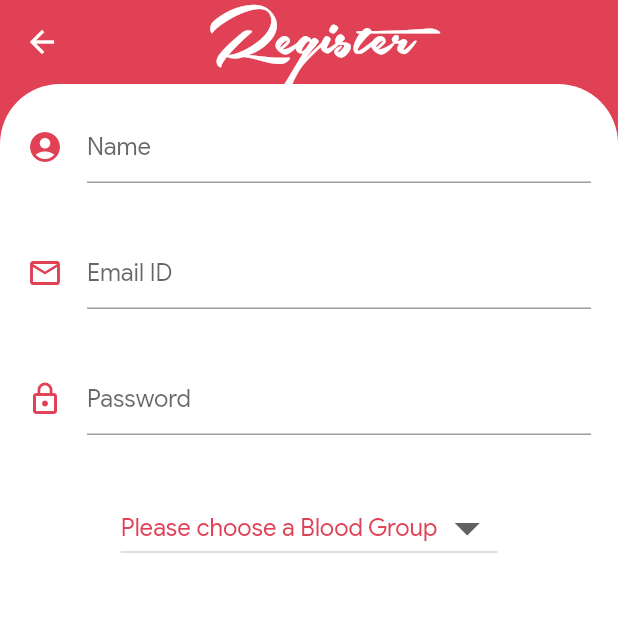
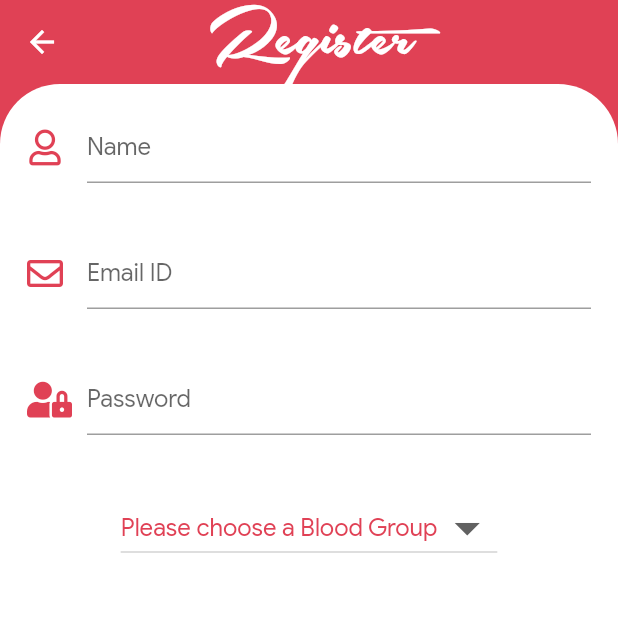
Before and after one commit to piyushsinha24/LifeShare, a Flutter app: the screen it shows after launch, after a tap on "Click here", on a phone screen of 412 x 824 dp, the top half of it. Run offline on Flutter 3.47's test engine with Material 2 defaults, Android fonts, the phone set to English and light mode, and no system bars; our stand-ins replace cloud_firestore, firebase_auth, flutter_spinkit, font_awesome_flutter, geolocator, google_maps_flutter; accounts and stored records are empty.

Commit message:
UI udates in Auth page

```diff
--- a/lib/pages/auth.dart
+++ b/lib/pages/auth.dart
@@ -5,7 +5,6 @@ import 'package:lifeshare/utils/customDialogs.dart';
 import 'package:font_awesome_flutter/font_awesome_flutter.dart';
 //
 import 'register.dart';
-import 'package:lifeshare/utils/customDialogs.dart';
 import './home.dart';
 
 class AuthPage extends StatefulWidget {
@@ -70,26 +69,27 @@ signInWithEmailAndPassword(email: _email, password: _password))
       systemNavigationBarIconBrightness: Brightness.dark,
     ));
     return Scaffold(
-      backgroundColor: Color.fromARGB(1000, 221, 46, 68),
-      appBar: AppBar(
-        elevation: 0.0,
-        centerTitle: true,
-        backgroundColor: Colors.transparent,
-        title: Text(
-          "LifeShare",
+      backgroundColor:  Color.fromARGB(1000, 221, 46, 68),
+      body: SingleChildScrollView(
+              child: Column(
+          children: <Widget>[
+            Container(
+              child: Center(
+                child: Text("LifeShare",
                 style: TextStyle(
-            fontSize: 60.0,
                   fontFamily: "SouthernAire",
+                  fontSize: 100.0,
                   color: Colors.white,
+                ),),
               ),
+              height: MediaQuery.of(context).size.height/2.5,
             ),
-      ),
-      body: ClipRRect(
+            ClipRRect(
               borderRadius: new BorderRadius.only(
                   topLeft: const Radius.circular(40.0),
                   topRight: const Radius.circular(40.0)),
               child: Container(
-          height: 800.0,
+                height: MediaQuery.of(context).size.height-MediaQuery.of(context).size.height/2.5,
                 width: double.infinity,
                 color: Colors.white,
                 child: SingleChildScrollView(
@@ -97,11 +97,8 @@ signInWithEmailAndPassword(email: _email, password: _password))
                     mainAxisAlignment: MainAxisAlignment.start,
                     children: <Widget>[
                       Padding(
-                  padding: const EdgeInsets.only(top: 40.0),
-                  child: Container(
-                      height: 180.0, child: Image.asset("assets/logo.png")),
-                ),
-                new Form(
+                        padding: const EdgeInsets.all(12.0),
+                        child: new Form(
                           key: formkey,
                           child: Column(
                             children: <Widget>[
@@ -111,7 +108,7 @@ signInWithEmailAndPassword(email: _email, password: _password))
                                   decoration: InputDecoration(
                                     hintText: 'Email ID',
                                     icon: Icon(
-                              Icons.mail_outline,
+                                      FontAwesomeIcons.envelope,
                                       color: Color.fromARGB(1000, 221, 46, 68),
                                     ),
                                   ),
@@ -127,7 +124,7 @@ signInWithEmailAndPassword(email: _email, password: _password))
                                   decoration: InputDecoration(
                                     hintText: 'Password',
                                     icon: Icon(
-                              Icons.lock_outline,
+                                      FontAwesomeIcons.userLock,
                                       color: Color.fromARGB(1000, 221, 46, 68),
                                     ),
                                   ),
@@ -176,11 +173,15 @@ signInWithEmailAndPassword(email: _email, password: _password))
                             ],
                           ),
                         ),
+                      ),
                     ],
                   ),
                 ),
               ),
             ),
+          ],
+        ),
+      ),
     );
   }
 }
--- a/lib/pages/home.dart
+++ b/lib/pages/home.dart
@@ -120,9 +120,9 @@ class _HomePageState extends State<HomePage> {
               },
             ),
             ListTile(
-              title: Text("Profile"),
+              title: Text("Blood Requests"),
               leading: Icon(
-                FontAwesomeIcons.idBadge,
+                FontAwesomeIcons.burn,
                 color: Color.fromARGB(1000, 221, 46, 68),
               ),
               onTap: () {
--- a/lib/pages/register.dart
+++ b/lib/pages/register.dart
@@ -6,6 +6,7 @@ import 'package:font_awesome_flutter/font_awesome_flutter.dart';
 //
 import 'package:lifeshare/utils/customDialogs.dart';
 import './home.dart';
+
 class RegisterPage extends StatefulWidget {
   final FirebaseAuth appAuth;
   RegisterPage(this.appAuth);
@@ -18,12 +19,10 @@ class _RegisterPageState extends State<RegisterPage> {
   String _email;
   String _password;
   String _name;
-   List<String> _bloodGroup = [
-    'A+','A-','B+','B-','O+','O-','AB+','AB-'
-  ];
+  List<String> _bloodGroup = ['A+', 'A-', 'B+', 'B-', 'O+', 'O-', 'AB+', 'AB-'];
   String _selected = '';
-  bool _categorySelected=false;
-   bool isLoggedIn() {
+  bool _categorySelected = false;
+  bool isLoggedIn() {
     if (FirebaseAuth.instance.currentUser() != null) {
       return true;
     } else {
@@ -59,21 +58,22 @@ class _RegisterPageState extends State<RegisterPage> {
       try {
         CustomDialogs.progressDialog(
             context: context, message: 'Registration under process');
-       FirebaseUser user = (await widget.appAuth.
-createUserWithEmailAndPassword(email: _email, password: _password))
-.user;
+        FirebaseUser user = (await widget.appAuth
+                .createUserWithEmailAndPassword(
+                    email: _email, password: _password))
+            .user;
         Navigator.pop(context);
         print('Registered User: ${user.uid}');
         final Map<String, dynamic> UserDetails = {
           'uid': user.uid,
           'name': _name,
-          'email':_email,
-          'bloodgroup':_selected,
+          'email': _email,
+          'bloodgroup': _selected,
         };
         addData(UserDetails).then((result) {
           print("User Added");
-            Navigator.pushReplacement(context,
-                      MaterialPageRoute(builder: (context) => HomePage()));
+          Navigator.pushReplacement(
+              context, MaterialPageRoute(builder: (context) => HomePage()));
         }).catchError((e) {
           print(e);
         });
@@ -92,14 +92,14 @@ createUserWithEmailAndPassword(email: _email, password: _password))
                       onPressed: () {
                         Navigator.of(context).pop();
                         Navigator.of(context).pop();
-                      }
-                  )
+                      })
                 ],
               );
             });
       }
     }
   }
+
   @override
   Widget build(BuildContext context) {
     SystemChrome.setSystemUIOverlayStyle(SystemUiOverlayStyle(
@@ -144,7 +144,7 @@ createUserWithEmailAndPassword(email: _email, password: _password))
                           decoration: InputDecoration(
                             hintText: 'Name',
                             icon: Icon(
-                              Icons.account_circle,
+                              FontAwesomeIcons.user,
                               color: Color.fromARGB(1000, 221, 46, 68),
                             ),
                           ),
@@ -160,7 +160,7 @@ createUserWithEmailAndPassword(email: _email, password: _password))
                           decoration: InputDecoration(
                             hintText: 'Email ID',
                             icon: Icon(
-                              Icons.mail_outline,
+                              FontAwesomeIcons.envelope,
                               color: Color.fromARGB(1000, 221, 46, 68),
                             ),
                           ),
@@ -176,7 +176,7 @@ createUserWithEmailAndPassword(email: _email, password: _password))
                           decoration: InputDecoration(
                             hintText: 'Password',
                             icon: Icon(
-                              Icons.lock_outline,
+                              FontAwesomeIcons.userLock,
                               color: Color.fromARGB(1000, 221, 46, 68),
                             ),
                           ),
@@ -187,13 +187,18 @@ createUserWithEmailAndPassword(email: _email, password: _password))
                           onSaved: (value) => _password = value,
                         ),
                       ),
-                       Container(
+                      Container(
                         child: Column(
                           children: <Widget>[
                             Container(
                               padding: EdgeInsets.only(top: 20.0),
                               child: DropdownButton(
-                                hint: Text('Please choose a Blood Group',style: TextStyle(color: Color.fromARGB(1000, 221, 46, 68),),),
+                                hint: Text(
+                                  'Please choose a Blood Group',
+                                  style: TextStyle(
+                                    color: Color.fromARGB(1000, 221, 46, 68),
+                                  ),
+                                ),
                                 iconSize: 40.0,
                                 items: _bloodGroup.map((val) {
                                   return new DropdownMenuItem<String>(
@@ -204,7 +209,7 @@ createUserWithEmailAndPassword(email: _email, password: _password))
                                 onChanged: (newValue) {
                                   setState(() {
                                     _selected = newValue;
-                                    this._categorySelected=true;
+                                    this._categorySelected = true;
                                   });
                                 },
                               ),
@@ -215,16 +220,19 @@ createUserWithEmailAndPassword(email: _email, password: _password))
                             Text(
                               _selected,
                               style: TextStyle(
-                                  fontWeight: FontWeight.bold,
-                                  fontSize: 20.0,
-                                  color: Color.fromARGB(1000, 221, 46, 68),),
+                                fontWeight: FontWeight.bold,
+                                fontSize: 20.0,
+                                color: Color.fromARGB(1000, 221, 46, 68),
+                              ),
                             ),
-                          ],),),
+                          ],
+                        ),
+                      ),
                       SizedBox(
                         height: 30.0,
                       ),
                       RaisedButton(
-                        onPressed:()=>validate_submit(context),
+                        onPressed: () => validate_submit(context),
                         textColor: Colors.white,
                         padding: EdgeInsets.only(left: 5.0, right: 5.0),
                         color: Color.fromARGB(1000, 221, 46, 68),
--- a/lib/pages/splash.dart
+++ b/lib/pages/splash.dart
@@ -19,7 +19,7 @@ class _SplashScreenState extends State<SplashScreen>
   void initState() {
     _logoController = AnimationController(
       vsync: this,
-      duration: Duration(seconds: 1),
+      duration: Duration(seconds: 2),
     );
 
     _logoAnimation = CurvedAnimation(
@@ -42,10 +42,9 @@ class _SplashScreenState extends State<SplashScreen>
   Widget _buildLogo() {
     return Center(
       child: Container(
-        child: Padding(
-          padding: const EdgeInsets.all(5.0),
-          child: Text("Donate Blood. Share Life",style: TextStyle(color: Colors.black87,fontSize: _logoAnimation.value * 25,),),
-        ),
+        height: _logoAnimation.value*250.0,
+        width: _logoAnimation.value*250.0,
+        child: Image.asset("assets/logo.png"),
       ),
     );
   }
@@ -60,20 +59,14 @@ class _SplashScreenState extends State<SplashScreen>
   }
 
   startTime() async {
-    var _duration = new Duration(seconds: 2);
+    var _duration = new Duration(seconds: 3);
     return new Timer(_duration, navigationPage);
   }
 
   @override
   Widget build(BuildContext context) {
     return Scaffold(
-          body: Container(
-        decoration: BoxDecoration(
-          image: DecorationImage(
-              image: AssetImage("assets/splash.png"), fit: BoxFit.cover),
-        ),
-        child: _buildLogo(),
-      ),
+          body:  _buildLogo(),
     );
   }
 }
--- a/pubspec.yaml
+++ b/pubspec.yaml
@@ -51,7 +51,6 @@ flutter:
     - assets/logo.png
     - assets/customStyle.json
     - assets/marker2.png
-    - assets/splash.png
   #  - images/a_dot_ham.jpeg
 
   # An image asset can refer to one or more resolution-specific "variants", see
```
Also changed, not shown: assets/splash.png (deleted). Lines whose indentation alone changed are shown as unchanged.
